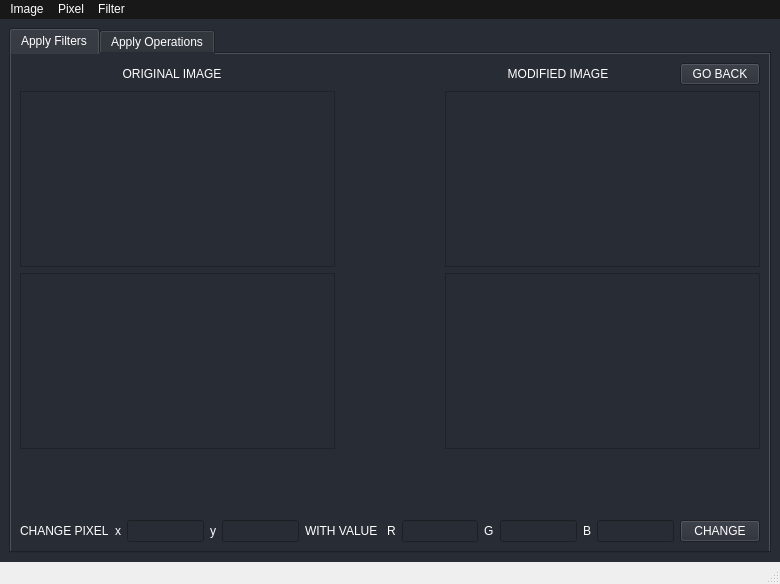
Qt form main_gui.ui (MatiMonaco/ATI_TPS) before a commit.
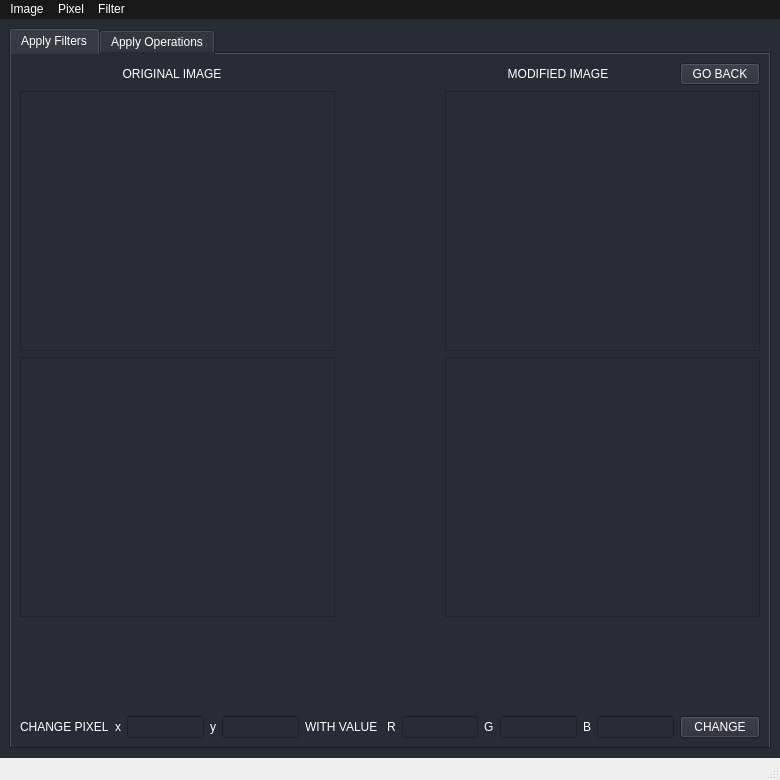
The same form after that commit.

Commit message: Add read raw

```diff
--- a/main_gui.ui
+++ b/main_gui.ui
@@ -7,7 +7,7 @@
     <x>0</x>
     <y>0</y>
     <width>780</width>
-    <height>584</height>
+    <height>780</height>
    </rect>
   </property>
   <property name="cursor">
```
The commit also changes 2 other files.
